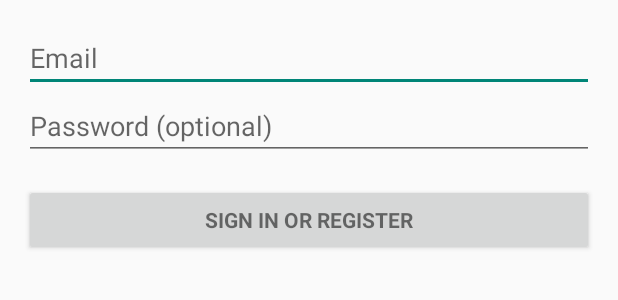
After one commit to ahesselgrave/TFTI, an Android app: the layout activity_login.xml on its own in the app's theme, with its tools: preview values and no code run, on a phone screen of 412 x 824 dp. The commit adds this screen. Shown: the top 300 px of the screen. Run offline under Robolectric (Android 15) with nearby library versions, the phone set to English and light mode, and no system bars.

```diff
--- a/app/build.gradle
+++ b/app/build.gradle
@@ -20,5 +20,9 @@ android {
 
 dependencies {
     compile 'com.android.support:appcompat-v7:+'
+
+    // You must install or update the Google Repository through the SDK manager to use this dependency.
+    // The Google Repository (separate from the corresponding library) can be found in the Extras category.
+    // compile 'com.google.android.gms:play-services:4.0.30'
     compile fileTree(dir: 'libs', include: ['*.jar'])
 }
--- /dev/null
+++ b/app/src/main/res/layout/activity_login.xml
@@ -0,0 +1,67 @@
+<LinearLayout xmlns:android="http://schemas.android.com/apk/res/android"
+    xmlns:tools="http://schemas.android.com/tools"
+    android:layout_width="match_parent"
+    android:layout_height="match_parent"
+    android:gravity="center_horizontal"
+    android:orientation="vertical"
+    android:paddingBottom="@dimen/activity_vertical_margin"
+    android:paddingLeft="@dimen/activity_horizontal_margin"
+    android:paddingRight="@dimen/activity_horizontal_margin"
+    android:paddingTop="@dimen/activity_vertical_margin"
+    tools:context="com.gottacodefast.tfti.login.LoginActivity">
+
+    <!-- Login progress -->
+    <ProgressBar
+        android:id="@+id/login_progress"
+        style="?android:attr/progressBarStyleLarge"
+        android:layout_width="wrap_content"
+        android:layout_height="wrap_content"
+        android:layout_marginBottom="8dp"
+        android:visibility="gone"/>
+
+    <ScrollView
+        android:id="@+id/login_form"
+        android:layout_width="match_parent"
+        android:layout_height="match_parent"
+        >
+
+            <LinearLayout
+                android:id="@+id/email_login_form"
+                android:layout_width="match_parent"
+                android:layout_height="wrap_content"
+                android:orientation="vertical">
+
+                <AutoCompleteTextView
+                    android:id="@+id/email"
+                    android:layout_width="match_parent"
+                    android:layout_height="wrap_content"
+                    android:hint="@string/prompt_email"
+                    android:inputType="textEmailAddress"
+                    android:maxLines="1"
+                    android:singleLine="true"/>
+
+                <EditText
+                    android:id="@+id/password"
+                    android:layout_width="match_parent"
+                    android:layout_height="wrap_content"
+                    android:hint="@string/prompt_password"
+                    android:imeActionId="@+id/login"
+                    android:imeActionLabel="@string/action_sign_in_short"
+                    android:imeOptions="actionUnspecified"
+                    android:inputType="textPassword"
+                    android:maxLines="1"
+                    android:singleLine="true"/>
+
+                <Button
+                    android:id="@+id/email_sign_in_button"
+                    style="?android:textAppearanceSmall"
+                    android:layout_width="match_parent"
+                    android:layout_height="wrap_content"
+                    android:layout_marginTop="16dp"
+                    android:text="@string/action_sign_in"
+                    android:textStyle="bold"/>
+
+            </LinearLayout>
+    </ScrollView>
+
+</LinearLayout>
--- a/app/src/main/res/layout/activity_main.xml
+++ b/app/src/main/res/layout/activity_main.xml
@@ -24,10 +24,10 @@
     <TextView
         android:layout_width="wrap_content"
         android:layout_height="wrap_content"
-        android:textAppearance="?android:attr/textAppearanceLarge"
         android:text="#justbrianthings"
         android:textColor="#FFCCFF"
-        android:id="@+id/textView"
+        android:textSize="75px"
+        android:id="@+id/brian_font"
         android:layout_alignBottom="@+id/custom_font"
         android:layout_centerHorizontal="true" />
 
--- /dev/null
+++ b/app/src/main/res/values/strings_activity_login.xml
@@ -0,0 +1,14 @@
+<resources>
+        <string name="title_activity_login">Sign in</string>
+
+    <!-- Strings related to login -->
+    <string name="prompt_email">Email</string>
+    <string name="prompt_password">Password (optional)</string>
+    <string name="action_sign_in">Sign in or register</string>
+    <string name="action_sign_in_short">Sign in</string>
+
+    <string name="error_invalid_email">This email address is invalid</string>
+    <string name="error_invalid_password">This password is too short</string>
+    <string name="error_incorrect_password">This password is incorrect</string>
+    <string name="error_field_required">This field is required</string>
+</resources>
--- /dev/null
+++ b/settings.gradle
@@ -0,0 +1 @@
+include ':app'
```
Also changed, not shown: app/src/main/AndroidManifest.xml (+10 -0 lines), app/src/main/java/com/gottacodefast/tfti/app/MainActivity.java (+18 -30 lines), build.gradle (added, +16 -0 lines), gradle.properties (added, +18 -0 lines), gradle/wrapper/gradle-wrapper.properties (added), 5 other files.
